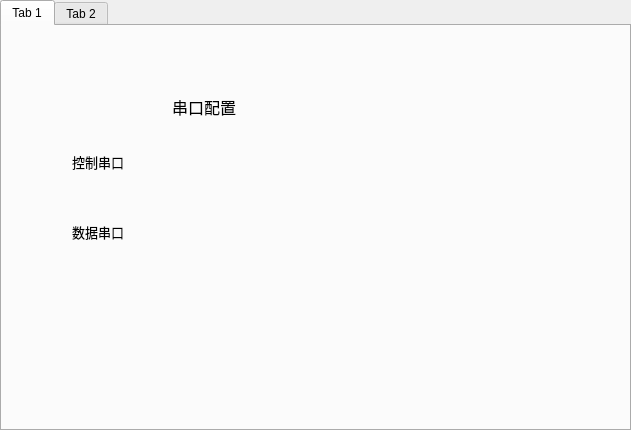
Before: the Qt Designer form interface.ui in GITHUBTTSH/testRadar, drawn with Qt 5.
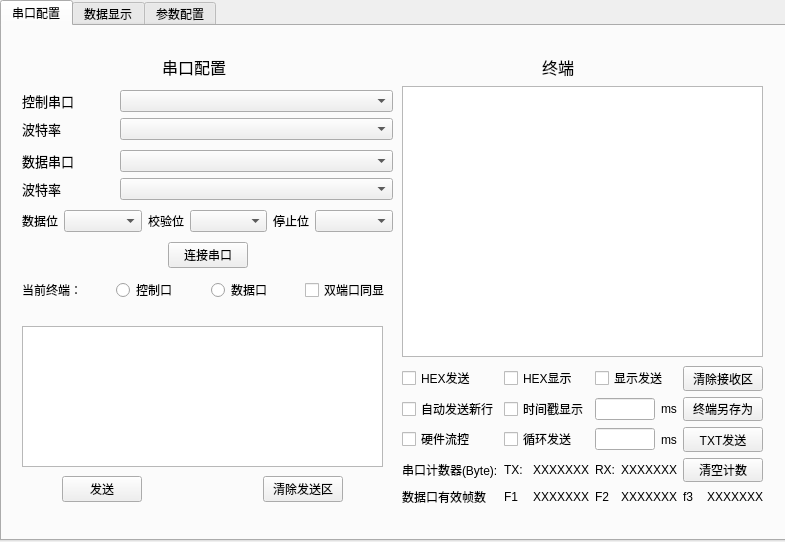
After: the same form once the commit is applied.

Commit message: 串口助手(伪)，当前仅支持串口收发，HEX显示，自动添加新行

```diff
--- a/interface.ui
+++ b/interface.ui
@@ -6,8 +6,8 @@
    <rect>
     <x>0</x>
     <y>0</y>
-    <width>631</width>
-    <height>430</height>
+    <width>785</width>
+    <height>542</height>
    </rect>
   </property>
   <property name="windowTitle">
@@ -18,8 +18,8 @@
     <rect>
      <x>0</x>
      <y>0</y>
-     <width>631</width>
-     <height>431</height>
+     <width>791</width>
+     <height>541</height>
     </rect>
    </property>
    <property name="currentIndex">
@@ -27,32 +27,13 @@
    </property>
    <widget class="QWidget" name="tab">
     <attribute name="title">
-     <string>Tab 1</string>
+     <string>串口配置</string>
     </attribute>
-    <widget class="QLabel" name="label">
-     <property name="geometry">
-      <rect>
-       <x>70</x>
-       <y>120</y>
-       <width>51</width>
-       <height>31</height>
-      </rect>
-     </property>
-     <property name="font">
-      <font>
-       <family>Microsoft YaHei UI</family>
-       <pointsize>10</pointsize>
-      </font>
-     </property>
-     <property name="text">
-      <string>控制串口</string>
-     </property>
-    </widget>
     <widget class="QLabel" name="label_2">
      <property name="geometry">
       <rect>
-       <x>170</x>
-       <y>60</y>
+       <x>160</x>
+       <y>20</y>
        <width>71</width>
        <height>41</height>
       </rect>
@@ -66,29 +47,664 @@
       <string>串口配置</string>
      </property>
     </widget>
-    <widget class="QLabel" name="label_3">
+    <widget class="QTextBrowser" name="terminalBrowser">
      <property name="geometry">
       <rect>
-       <x>70</x>
-       <y>190</y>
-       <width>51</width>
-       <height>31</height>
+       <x>400</x>
+       <y>60</y>
+       <width>361</width>
+       <height>271</height>
+      </rect>
+     </property>
+    </widget>
+    <widget class="QLabel" name="label_6">
+     <property name="geometry">
+      <rect>
+       <x>540</x>
+       <y>20</y>
+       <width>41</width>
+       <height>41</height>
       </rect>
      </property>
      <property name="font">
       <font>
-       <family>Microsoft YaHei UI</family>
-       <pointsize>10</pointsize>
+       <pointsize>12</pointsize>
       </font>
      </property>
      <property name="text">
-      <string>数据串口</string>
+      <string>终端</string>
+     </property>
+    </widget>
+    <widget class="QWidget" name="layoutWidget">
+     <property name="geometry">
+      <rect>
+       <x>20</x>
+       <y>60</y>
+       <width>371</width>
+       <height>221</height>
+      </rect>
+     </property>
+     <layout class="QVBoxLayout" name="verticalLayout">
+      <item>
+       <layout class="QGridLayout" name="gridLayout">
+        <item row="1" column="2">
+         <widget class="QComboBox" name="controlBaudBox">
+          <property name="sizePolicy">
+           <sizepolicy hsizetype="Minimum" vsizetype="Fixed">
+            <horstretch>1</horstretch>
+            <verstretch>0</verstretch>
+           </sizepolicy>
+          </property>
+          <property name="sizeAdjustPolicy">
+           <enum>QComboBox::AdjustToContentsOnFirstShow</enum>
+          </property>
+         </widget>
+        </item>
+        <item row="0" column="0">
+         <widget class="QLabel" name="label">
+          <property name="font">
+           <font>
+            <family>Microsoft YaHei UI</family>
+            <pointsize>10</pointsize>
+           </font>
+          </property>
+          <property name="text">
+           <string>控制串口</string>
+          </property>
+         </widget>
+        </item>
+        <item row="1" column="0">
+         <widget class="QLabel" name="label_3">
+          <property name="font">
+           <font>
+            <family>Microsoft YaHei UI</family>
+            <pointsize>10</pointsize>
+           </font>
+          </property>
+          <property name="text">
+           <string>波特率</string>
+          </property>
+         </widget>
+        </item>
+        <item row="1" column="1">
+         <spacer name="horizontalSpacer_2">
+          <property name="orientation">
+           <enum>Qt::Horizontal</enum>
+          </property>
+          <property name="sizeHint" stdset="0">
+           <size>
+            <width>40</width>
+            <height>20</height>
+           </size>
+          </property>
+         </spacer>
+        </item>
+        <item row="0" column="1">
+         <spacer name="horizontalSpacer">
+          <property name="orientation">
+           <enum>Qt::Horizontal</enum>
+          </property>
+          <property name="sizeHint" stdset="0">
+           <size>
+            <width>40</width>
+            <height>20</height>
+           </size>
+          </property>
+         </spacer>
+        </item>
+        <item row="0" column="2">
+         <widget class="QComboBox" name="controlSerialBox">
+          <property name="sizePolicy">
+           <sizepolicy hsizetype="Minimum" vsizetype="Fixed">
+            <horstretch>1</horstretch>
+            <verstretch>0</verstretch>
+           </sizepolicy>
+          </property>
+          <property name="sizeAdjustPolicy">
+           <enum>QComboBox::AdjustToContentsOnFirstShow</enum>
+          </property>
+         </widget>
+        </item>
+       </layout>
+      </item>
+      <item>
+       <layout class="QGridLayout" name="gridLayout_2">
+        <item row="1" column="1">
+         <spacer name="horizontalSpacer_3">
+          <property name="orientation">
+           <enum>Qt::Horizontal</enum>
+          </property>
+          <property name="sizeHint" stdset="0">
+           <size>
+            <width>40</width>
+            <height>20</height>
+           </size>
+          </property>
+         </spacer>
+        </item>
+        <item row="1" column="0">
+         <widget class="QLabel" name="label_5">
+          <property name="font">
+           <font>
+            <family>Microsoft YaHei UI</family>
+            <pointsize>10</pointsize>
+           </font>
+          </property>
+          <property name="text">
+           <string>波特率</string>
+          </property>
+         </widget>
+        </item>
+        <item row="0" column="0">
+         <widget class="QLabel" name="label_4">
+          <property name="font">
+           <font>
+            <family>Microsoft YaHei UI</family>
+            <pointsize>10</pointsize>
+           </font>
+          </property>
+          <property name="text">
+           <string>数据串口</string>
+          </property>
+         </widget>
+        </item>
+        <item row="0" column="2">
+         <widget class="QComboBox" name="dataSerialBox">
+          <property name="sizePolicy">
+           <sizepolicy hsizetype="Minimum" vsizetype="Fixed">
+            <horstretch>1</horstretch>
+            <verstretch>0</verstretch>
+           </sizepolicy>
+          </property>
+          <property name="sizeAdjustPolicy">
+           <enum>QComboBox::AdjustToContentsOnFirstShow</enum>
+          </property>
+         </widget>
+        </item>
+        <item row="1" column="2">
+         <widget class="QComboBox" name="dataBaudBox">
+          <property name="sizePolicy">
+           <sizepolicy hsizetype="Minimum" vsizetype="Fixed">
+            <horstretch>1</horstretch>
+            <verstretch>0</verstretch>
+           </sizepolicy>
+          </property>
+          <property name="sizeAdjustPolicy">
+           <enum>QComboBox::AdjustToContentsOnFirstShow</enum>
+          </property>
+         </widget>
+        </item>
+        <item row="0" column="1">
+         <spacer name="horizontalSpacer_4">
+          <property name="orientation">
+           <enum>Qt::Horizontal</enum>
+          </property>
+          <property name="sizeHint" stdset="0">
+           <size>
+            <width>40</width>
+            <height>20</height>
+           </size>
+          </property>
+         </spacer>
+        </item>
+       </layout>
+      </item>
+      <item>
+       <layout class="QHBoxLayout" name="horizontalLayout">
+        <item>
+         <widget class="QLabel" name="label_7">
+          <property name="text">
+           <string>数据位</string>
+          </property>
+         </widget>
+        </item>
+        <item>
+         <widget class="QComboBox" name="cfgDataBitBox">
+          <property name="sizePolicy">
+           <sizepolicy hsizetype="Minimum" vsizetype="Fixed">
+            <horstretch>1</horstretch>
+            <verstretch>0</verstretch>
+           </sizepolicy>
+          </property>
+          <property name="sizeAdjustPolicy">
+           <enum>QComboBox::AdjustToContentsOnFirstShow</enum>
+          </property>
+         </widget>
+        </item>
+        <item>
+         <widget class="QLabel" name="label_8">
+          <property name="text">
+           <string>校验位</string>
+          </property>
+         </widget>
+        </item>
+        <item>
+         <widget class="QComboBox" name="cfgParityCheckBox">
+          <property name="sizePolicy">
+           <sizepolicy hsizetype="Minimum" vsizetype="Fixed">
+            <horstretch>1</horstretch>
+            <verstretch>0</verstretch>
+           </sizepolicy>
+          </property>
+          <property name="sizeAdjustPolicy">
+           <enum>QComboBox::AdjustToContentsOnFirstShow</enum>
+          </property>
+         </widget>
+        </item>
+        <item>
+         <widget class="QLabel" name="label_9">
+          <property name="text">
+           <string>停止位</string>
+          </property>
+         </widget>
+        </item>
+        <item>
+         <widget class="QComboBox" name="cfgStopBitBox">
+          <property name="sizePolicy">
+           <sizepolicy hsizetype="Minimum" vsizetype="Fixed">
+            <horstretch>1</horstretch>
+            <verstretch>0</verstretch>
+           </sizepolicy>
+          </property>
+          <property name="sizeAdjustPolicy">
+           <enum>QComboBox::AdjustToContentsOnFirstShow</enum>
+          </property>
+         </widget>
+        </item>
+       </layout>
+      </item>
+      <item>
+       <layout class="QHBoxLayout" name="horizontalLayout_3">
+        <item>
+         <spacer name="horizontalSpacer_5">
+          <property name="orientation">
+           <enum>Qt::Horizontal</enum>
+          </property>
+          <property name="sizeHint" stdset="0">
+           <size>
+            <width>40</width>
+            <height>20</height>
+           </size>
+          </property>
+         </spacer>
+        </item>
+        <item>
+         <widget class="QPushButton" name="connectButton">
+          <property name="text">
+           <string>连接串口</string>
+          </property>
+         </widget>
+        </item>
+        <item>
+         <spacer name="horizontalSpacer_6">
+          <property name="orientation">
+           <enum>Qt::Horizontal</enum>
+          </property>
+          <property name="sizeHint" stdset="0">
+           <size>
+            <width>40</width>
+            <height>20</height>
+           </size>
+          </property>
+         </spacer>
+        </item>
+       </layout>
+      </item>
+      <item>
+       <layout class="QHBoxLayout" name="horizontalLayout_2">
+        <item>
+         <widget class="QLabel" name="label_10">
+          <property name="text">
+           <string>当前终端：</string>
+          </property>
+         </widget>
+        </item>
+        <item>
+         <widget class="QRadioButton" name="terminalControlButton">
+          <property name="text">
+           <string>控制口</string>
+          </property>
+         </widget>
+        </item>
+        <item>
+         <widget class="QRadioButton" name="terminalDataButton">
+          <property name="text">
+           <string>数据口</string>
+          </property>
+         </widget>
+        </item>
+        <item>
+         <widget class="QCheckBox" name="isDualSerialBox">
+          <property name="text">
+           <string>双端口同显</string>
+          </property>
+         </widget>
+        </item>
+       </layout>
+      </item>
+     </layout>
+    </widget>
+    <widget class="QWidget" name="layoutWidget">
+     <property name="geometry">
+      <rect>
+       <x>60</x>
+       <y>450</y>
+       <width>281</width>
+       <height>26</height>
+      </rect>
+     </property>
+     <layout class="QHBoxLayout" name="horizontalLayout_4">
+      <item>
+       <widget class="QPushButton" name="sendButton">
+        <property name="text">
+         <string>发送</string>
+        </property>
+       </widget>
+      </item>
+      <item>
+       <spacer name="horizontalSpacer_7">
+        <property name="orientation">
+         <enum>Qt::Horizontal</enum>
+        </property>
+        <property name="sizeHint" stdset="0">
+         <size>
+          <width>40</width>
+          <height>20</height>
+         </size>
+        </property>
+       </spacer>
+      </item>
+      <item>
+       <widget class="QPushButton" name="sendClearButton">
+        <property name="text">
+         <string>清除发送区</string>
+        </property>
+       </widget>
+      </item>
+     </layout>
+    </widget>
+    <widget class="QWidget" name="layoutWidget">
+     <property name="geometry">
+      <rect>
+       <x>400</x>
+       <y>340</y>
+       <width>361</width>
+       <height>140</height>
+      </rect>
+     </property>
+     <layout class="QGridLayout" name="gridLayout_3">
+      <item row="2" column="0">
+       <widget class="QCheckBox" name="checkBox_6">
+        <property name="text">
+         <string>硬件流控</string>
+        </property>
+       </widget>
+      </item>
+      <item row="0" column="1">
+       <widget class="QCheckBox" name="isHexShowBox">
+        <property name="text">
+         <string>HEX显示</string>
+        </property>
+       </widget>
+      </item>
+      <item row="2" column="3">
+       <widget class="QPushButton" name="pushButton">
+        <property name="text">
+         <string>TXT发送</string>
+        </property>
+       </widget>
+      </item>
+      <item row="3" column="1">
+       <layout class="QHBoxLayout" name="horizontalLayout_7">
+        <item>
+         <widget class="QLabel" name="label_15">
+          <property name="text">
+           <string>TX:</string>
+          </property>
+         </widget>
+        </item>
+        <item>
+         <widget class="QLabel" name="label_16">
+          <property name="text">
+           <string>XXXXXXX</string>
+          </property>
+         </widget>
+        </item>
+       </layout>
+      </item>
+      <item row="0" column="3">
+       <widget class="QPushButton" name="terminalClearButton">
+        <property name="text">
+         <string>清除接收区</string>
+        </property>
+       </widget>
+      </item>
+      <item row="2" column="2">
+       <layout class="QHBoxLayout" name="horizontalLayout_5">
+        <item>
+         <widget class="QLineEdit" name="lineEdit_2"/>
+        </item>
+        <item>
+         <widget class="QLabel" name="label_11">
+          <property name="text">
+           <string>ms</string>
+          </property>
+         </widget>
+        </item>
+       </layout>
+      </item>
+      <item row="2" column="1">
+       <widget class="QCheckBox" name="checkBox_3">
+        <property name="text">
+         <string>循环发送</string>
+        </property>
+       </widget>
+      </item>
+      <item row="1" column="2">
+       <layout class="QHBoxLayout" name="horizontalLayout_6">
+        <item>
+         <widget class="QLineEdit" name="lineEdit_3"/>
+        </item>
+        <item>
+         <widget class="QLabel" name="label_12">
+          <property name="text">
+           <string>ms</string>
+          </property>
+         </widget>
+        </item>
+       </layout>
+      </item>
+      <item row="1" column="0">
+       <widget class="QCheckBox" name="isSendNewLineBox">
+        <property name="text">
+         <string>自动发送新行</string>
+        </property>
+       </widget>
+      </item>
+      <item row="1" column="3">
+       <widget class="QPushButton" name="pushButton_2">
+        <property name="text">
+         <string>终端另存为</string>
+        </property>
+       </widget>
+      </item>
+      <item row="1" column="1">
+       <widget class="QCheckBox" name="isTimeShowBox">
+        <property name="text">
+         <string>时间戳显示</string>
+        </property>
+       </widget>
+      </item>
+      <item row="0" column="2">
+       <widget class="QCheckBox" name="isSendShow">
+        <property name="text">
+         <string>显示发送</string>
+        </property>
+       </widget>
+      </item>
+      <item row="0" column="0">
+       <widget class="QCheckBox" name="isHexSendBox">
+        <property name="text">
+         <string>HEX发送</string>
+        </property>
+       </widget>
+      </item>
+      <item row="3" column="2">
+       <layout class="QHBoxLayout" name="horizontalLayout_8">
+        <item>
+         <widget class="QLabel" name="label_17">
+          <property name="text">
+           <string>RX:</string>
+          </property>
+         </widget>
+        </item>
+        <item>
+         <widget class="QLabel" name="label_18">
+          <property name="text">
+           <string>XXXXXXX</string>
+          </property>
+         </widget>
+        </item>
+       </layout>
+      </item>
+      <item row="3" column="0">
+       <widget class="QLabel" name="label_19">
+        <property name="text">
+         <string>串口计数器(Byte):</string>
+        </property>
+       </widget>
+      </item>
+      <item row="4" column="0">
+       <widget class="QLabel" name="label_20">
+        <property name="text">
+         <string>数据口有效帧数</string>
+        </property>
+       </widget>
+      </item>
+      <item row="4" column="1">
+       <layout class="QHBoxLayout" name="horizontalLayout_9">
+        <item>
+         <widget class="QLabel" name="label_21">
+          <property name="text">
+           <string>F1</string>
+          </property>
+         </widget>
+        </item>
+        <item>
+         <widget class="QLabel" name="label_22">
+          <property name="text">
+           <string>XXXXXXX</string>
+          </property>
+         </widget>
+        </item>
+       </layout>
+      </item>
+      <item row="4" column="3">
+       <layout class="QHBoxLayout" name="horizontalLayout_11">
+        <item>
+         <widget class="QLabel" name="label_25">
+          <property name="text">
+           <string>f3</string>
+          </property>
+         </widget>
+        </item>
+        <item>
+         <widget class="QLabel" name="label_26">
+          <property name="text">
+           <string>XXXXXXX</string>
+          </property>
+         </widget>
+        </item>
+       </layout>
+      </item>
+      <item row="4" column="2">
+       <layout class="QHBoxLayout" name="horizontalLayout_10">
+        <item>
+         <widget class="QLabel" name="label_23">
+          <property name="text">
+           <string>F2</string>
+          </property>
+         </widget>
+        </item>
+        <item>
+         <widget class="QLabel" name="label_24">
+          <property name="text">
+           <string>XXXXXXX</string>
+          </property>
+         </widget>
+        </item>
+       </layout>
+      </item>
+      <item row="3" column="3">
+       <widget class="QPushButton" name="pushButton_3">
+        <property name="text">
+         <string>清空计数</string>
+        </property>
+       </widget>
+      </item>
+     </layout>
+    </widget>
+    <widget class="QPlainTextEdit" name="sendEdit">
+     <property name="geometry">
+      <rect>
+       <x>20</x>
+       <y>300</y>
+       <width>361</width>
+       <height>141</height>
+      </rect>
      </property>
     </widget>
    </widget>
    <widget class="QWidget" name="tab_2">
     <attribute name="title">
-     <string>Tab 2</string>
+     <string>数据显示</string>
+    </attribute>
+    <widget class="QWidget" name="layoutWidget">
+     <property name="geometry">
+      <rect>
+       <x>140</x>
+       <y>60</y>
+       <width>396</width>
+       <height>392</height>
+      </rect>
+     </property>
+     <layout class="QGridLayout" name="gridLayout_4">
+      <item row="0" column="0">
+       <widget class="QLabel" name="label_13">
+        <property name="font">
+         <font>
+          <pointsize>25</pointsize>
+         </font>
+        </property>
+        <property name="text">
+         <string>人数状态</string>
+        </property>
+       </widget>
+      </item>
+      <item row="0" column="1">
+       <widget class="QTextBrowser" name="textBrowser"/>
+      </item>
+      <item row="1" column="0">
+       <widget class="QLabel" name="label_14">
+        <property name="font">
+         <font>
+          <pointsize>25</pointsize>
+         </font>
+        </property>
+        <property name="text">
+         <string>生命体征</string>
+        </property>
+       </widget>
+      </item>
+      <item row="1" column="1">
+       <widget class="QTextBrowser" name="textBrowser_2"/>
+      </item>
+     </layout>
+    </widget>
+   </widget>
+   <widget class="QWidget" name="tab_3">
+    <attribute name="title">
+     <string>参数配置</string>
     </attribute>
    </widget>
   </widget>
```
The commit also changes 4 other files.
